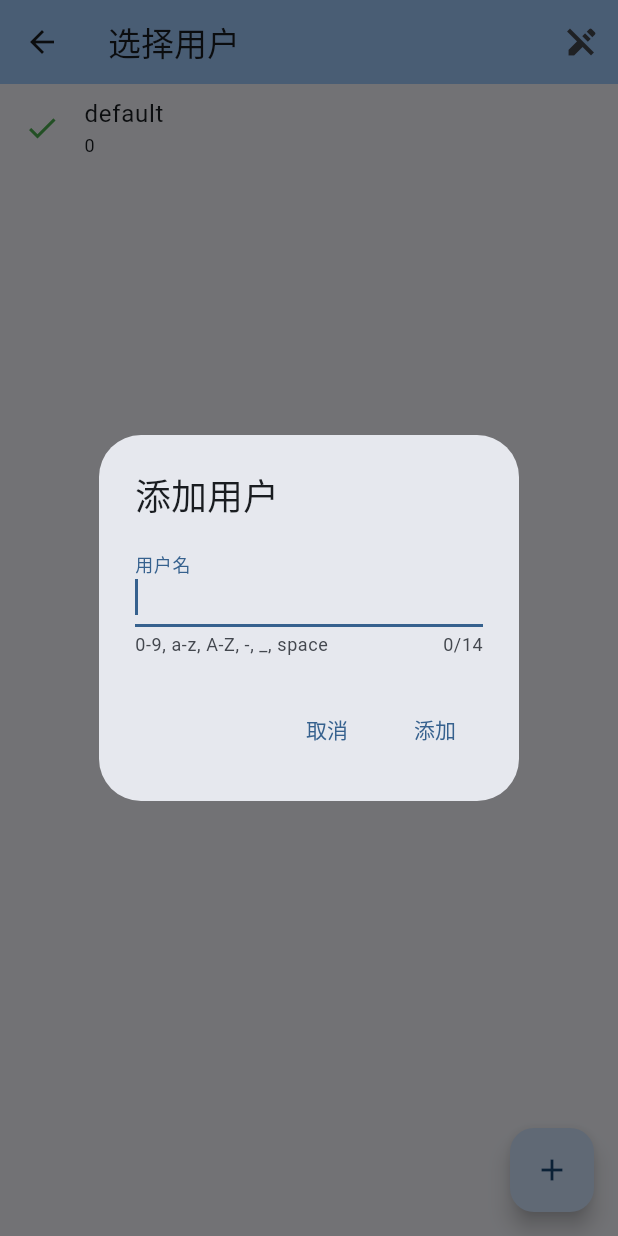
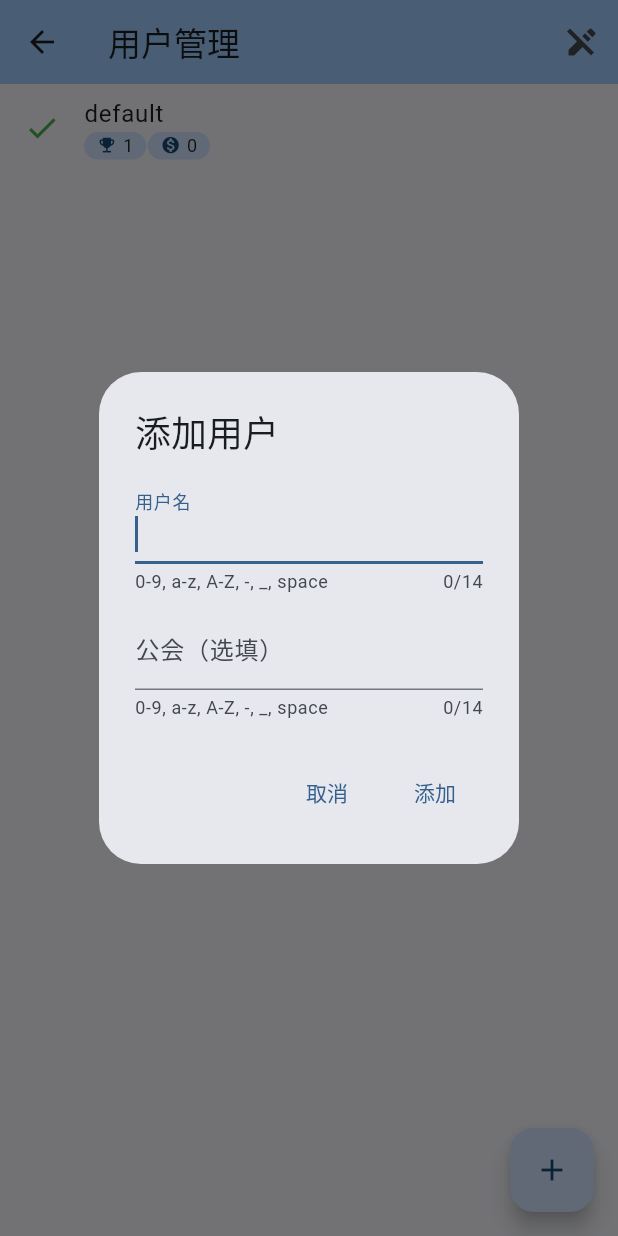
Before and after one commit to FnxAg/grow_castle_calculator_next, a Flutter app: the SelectUserPage screen opened directly, after a tap on the "edit" icon, after a tap on the "add" icon, on a phone screen of 412 x 824 dp. Run offline on Flutter 3.47's test engine with Material 3 defaults, Android fonts, the light colour scheme and no system bars; our stand-ins replace get_it, hive_flutter; missing offline and left inert: flutter_displaymode; accounts and stored records are empty.

Commit message:
feat: 增加通用组件，优化用户管理界面

```diff
--- a/lib/data/store/user_info.dart
+++ b/lib/data/store/user_info.dart
@@ -88,13 +88,39 @@ class InfoStore {
       _data[_currentUserId]?.toMap() ?? UserData.fromMap(defaultUserData[0]!).toMap();
 
   /// 获取当前用户名称
-  String getCurrentUser() => _currentUser;
+  String getCurrentUsername() => _currentUser;
 
   /// 获取当前用户 ID
   int getCurrentUserId() => _currentUserId;
 
   /// 获取当前用户公会
   String getCurrentUserGuild() => _guild;
+
+  /// 获取指定用户的公会
+  String getUserGuild(String username) {
+    final userId = getUserId(username);
+    if (userId == -1) {
+      throw ArgumentError('User not found');
+    }
+    return _data[userId]?.guild ?? '';
+  }
+
+  /// 设置指定用户的公会（跨用户操作；为当前用户时同步内存态并落盘）
+  void setUserGuild(String username, String guild) {
+    final userId = getUserId(username);
+    if (userId == -1) {
+      throw ArgumentError('User not found');
+    }
+    final userData = _data[userId];
+    if (userData == null || userData.guild == guild) {
+      return;
+    }
+    userData.guild = guild;
+    if (userId == _currentUserId) {
+      _guild = guild;
+    }
+    _persistUser(userId);
+  }
 
   /// 获取所有用户名称
   List<String> getAllUsernames() => _userIds.keys.toList();
@@ -280,7 +306,7 @@ class InfoStore {
   }
 
   /// 创建新用户
-  void createUser(String username) {
+  void createUser(String username, {String guild = ''}) {
     if (username.isEmpty) {
       throw ArgumentError('Username cannot be empty');
     }
@@ -289,7 +315,7 @@ class InfoStore {
     }
     final newUserId = _nextUserId++;
 
-    _registerUser(newUserId, UserData(username: username, cardIds: [1, 2], applyFlags: {1: true, 2: true}));
+    _registerUser(newUserId, UserData(username: username, cardIds: [1, 2], applyFlags: {1: true, 2: true}, guild: guild));
     _persistUser(newUserId);
     _persistMeta();
 
@@ -365,20 +391,6 @@ class InfoStore {
     }
   }
 
-  /// 返回当前用户的条目 ID 列表
-  List<int> getCardIds() => _cardIds;
-
-  /// 设置当前条目的应用标志
-  void setApplyFlag(int id, bool value) {
-    _addCard(id);
-    _applyFlags[id] = value;
-    _recalc();
-    updateData(_currentUser);
-  }
-
-  /// 获取当前条目的应用标志
-  bool getApplyFlag(int id) => _applyFlags[id] ?? true;
-
   /// 修改当前用户联网查询设置
   void setOnlineQuery(int id, bool value) {
     _addCard(id);
@@ -389,27 +401,6 @@ class InfoStore {
 
   /// 获取当前用户联网查询设置状态
   bool getOnlineQuery() => _onlineQuery;
-
-  /// 设置当前条目的名称
-  void setTextValue(int id, String value) {
-    _addCard(id);
-    _textValues[id] = value;
-    updateData(_currentUser);
-  }
-
-  /// 获取当前条目的名称
-  String getTextValue(int id) => _textValues[id] ?? '';
-
-  /// 设置当前条目的等级
-  void setNumberValue(int id, String value) {
-    _addCard(id);
-    _numberValues[id] = value;
-    _setUnitGold(id, value.isEmpty ? 0 : int.tryParse(value) ?? 0);
-    updateData(_currentUser);
-  }
-
-  /// 获取当前条目的等级
-  String getNumberValue(int id) => _numberValues[id] ?? '';
 
   /// 重新计算并通知 UI
   /// 仅累加启用单位（applyFlag != false）的金币，未启用的 unitGold 保留但不计入汇总
@@ -427,6 +418,41 @@ class InfoStore {
     gpCNNotifier.value = _gpCN;
   }
 
+  /// 获取当前用户的条目 ID 列表
+  List<int> getCardIds() => _cardIds;
+
+  /// 获取当前条目的应用标志
+  bool getApplyFlag(int id) => _applyFlags[id] ?? true;
+
+  /// 设置当前条目的应用标志
+  void setApplyFlag(int id, bool value) {
+    _addCard(id);
+    _applyFlags[id] = value;
+    _recalc();
+    updateData(_currentUser);
+  }
+
+  /// 获取当前条目的名称
+  String getTextValue(int id) => _textValues[id] ?? '';
+
+  /// 设置当前条目的名称
+  void setTextValue(int id, String value) {
+    _addCard(id);
+    _textValues[id] = value;
+    updateData(_currentUser);
+  }
+
+  /// 获取当前条目的等级
+  String getNumberValue(int id) => _numberValues[id] ?? '';
+
+  /// 设置当前条目的等级
+  void setNumberValue(int id, String value) {
+    _addCard(id);
+    _numberValues[id] = value;
+    _setUnitGold(id, value.isEmpty ? 0 : int.tryParse(value) ?? 0);
+    updateData(_currentUser);
+  }
+
   /// 设置当前条目的金币
   void _setUnitGold(int id, int value) {
     _addCard(id);
@@ -435,22 +461,40 @@ class InfoStore {
     // 持久化统一由 setNumberValue 末尾的 updateData 负责（防抖落盘）
   }
 
-  /// 获取当前波数
-  int getWave() => _wave;
+  /// 获取当前用户总波数
+  int getCurrentUserWave() => _wave;
 
-  /// 获取当前赛季波数
-  int getSeasonWave() => _seasonWave;
+  /// 获取指定用户总波数
+  int getUserWave(String username) {
+    final userId = getUserId(username);
+    if (userId == -1) {
+      throw ArgumentError('User not found');
+    }
+    return _data[userId]?.wave ?? 1;
+  }
 
-  /// 设置当前波数
-  void setWave(int wave) {
+  /// 设置当前用户总波数
+  void setUserWave(int wave) {
     _wave = wave;
     _recalc();
     waveNotifier.value = _wave;
     _saveCurrentState();
   }
 
-  /// 设置当前赛季波数
-  void setSeasonWave(int seasonWave) {
+  /// 获取当前用户赛季波数
+  int getCurrentUserSeasonWave() => _seasonWave;
+
+  /// 获取指定用户赛季波数
+  int getUserSeasonWave(String username) {
+    final userId = getUserId(username);
+    if (userId == -1) {
+      throw ArgumentError('User not found');
+    }
+    return _data[userId]?.seasonWave ?? 1;
+  }
+
+  /// 设置当前用户赛季波数
+  void setCurrentUserSeasonWave(int seasonWave) {
     _seasonWave = seasonWave;
     _recalc();
     seasonWaveNotifier.value = _seasonWave;
@@ -474,10 +518,10 @@ class InfoStore {
   }
 
   /// 获取当前条目的金币
-  double getUnitGold(int id) => _unitGold[id] ?? 0.0;
+  double getCurrentUserUnitGold(int id) => _unitGold[id] ?? 0.0;
 
-  /// 获取总经济
-  double getTotalGold(String username) {
+  /// 获取指定用户总经济
+  double getUserTotalGold(String username) {
     final userId = getUserId(username);
     if (userId == -1) {
       throw ArgumentError('User not found');
@@ -499,7 +543,7 @@ class InfoStore {
     return UserData.fromMap(_data[userId]!.toMap());
   }
 
-  /// 移除当前卡片
+  /// 移除卡片
   void removeCard(int id) {
     // 默认条目不允许删除
     if (id == 1 || id == 2) return;
--- a/lib/view/page/build_gp_page.dart
+++ b/lib/view/page/build_gp_page.dart
@@ -90,7 +90,7 @@ class _FormationCalcPageState extends State<FormationCalcPage> {
     _lastQueryAt = now;
     setState(() => _querying = true);
 
-    final name = Stores.infoStore.getCurrentUser();
+    final name = Stores.infoStore.getCurrentUsername();
     final result = await PlayerApiService.query(name);
 
     if (!mounted) return;
@@ -245,7 +245,7 @@ class _FormationCalcPageState extends State<FormationCalcPage> {
                             TextButton(
                               onPressed: () {
                                 final wave = int.tryParse(waveController.text) ?? 1;
-                                Stores.infoStore.setWave(wave);
+                                Stores.infoStore.setUserWave(wave);
                                 Navigator.of(context).pop();
                               },
                               child: const Text('保存'),
@@ -344,7 +344,7 @@ class _FormationCalcPageState extends State<FormationCalcPage> {
                             TextButton(
                               onPressed: () {
                                 final seasonWave = int.tryParse(seasonWaveController.text) ?? 0;
-                                Stores.infoStore.setSeasonWave(seasonWave);
+                                Stores.infoStore.setCurrentUserSeasonWave(seasonWave);
                                 Navigator.of(context).pop();
                               },
                               child: const Text('保存'),
--- a/lib/view/page/select_user.dart
+++ b/lib/view/page/select_user.dart
@@ -4,6 +4,7 @@ import 'package:flutter/material.dart';
 import 'package:grow_castle_calculator_next/core/extension/num.dart';
 import 'package:grow_castle_calculator_next/data/res/store.dart';
 import 'package:grow_castle_calculator_next/data/store/user_info.dart';
+import 'package:grow_castle_calculator_next/view/widget/pill_chip.dart';
 import 'package:grow_castle_calculator_next/view/widget/unit_summary_sheet.dart';
 import 'package:grow_castle_calculator_next/view/widget/username_textfield.dart';
 
@@ -20,11 +21,11 @@ class _SelectUserPageState extends State<SelectUserPage> {
   @override
   Widget build(BuildContext context) {
     final InfoStore infoStore = Stores.infoStore;
-    final List<String> usernames = infoStore.getAllUsernames();
+    final List<String> userList = infoStore.getAllUsernames();
 
     return Scaffold(
       appBar: AppBar(
-        title: const Text('选择用户'),
+        title: const Text('用户管理'),
         backgroundColor: Theme.of(context).colorScheme.inversePrimary,
         actions: [
           IconButton(
@@ -40,9 +41,10 @@ class _SelectUserPageState extends State<SelectUserPage> {
         ],
       ),
       body: ListView.builder(
-        itemCount: usernames.length,
+        itemCount: userList.length,
         itemBuilder: (ctx, index) {
-          final String userId = usernames[index];
+          final String username = userList[index];
+          final String guild = infoStore.getUserGuild(username);
           return ListTile(
             title: Row(
               children: [
@@ -51,25 +53,62 @@ class _SelectUserPageState extends State<SelectUserPage> {
                     crossAxisAlignment: CrossAxisAlignment.start,
                     mainAxisSize: MainAxisSize.min,
                     children: [
-                      Text(userId),
-                      Text(
-                        infoStore.getTotalGold(userId).format(fractionDigits: 0),
+                      // 用户名 + 公会徽标（无公会的用户不显示）
+                      Wrap(
+                        spacing: 8.0,
+                        crossAxisAlignment: WrapCrossAlignment.center,
+                        children: [
+                          Text(username),
+                          if (guild.isNotEmpty)
+                            PillChip(
+                              text: Text(
+                                guild,
+                                style: const TextStyle(
+                                  fontSize: 11.0,
+                                  fontWeight: FontWeight.w600,
+                                ),
+                              ),
+                              // icon: Icons.groups,
+                            ),
+                        ],
+                      ),
+                      Row(
+                        children: [
+                          PillChip(
+                            text: Text(
+                              infoStore.getUserWave(username).format(),
                               style: TextStyle(
                                 fontSize: 12.0,
                                 color: Theme.of(context).textTheme.bodySmall?.color,
                               ),
                             ),
+                            icon: Icons.emoji_events,
+                          ),
+                          const SizedBox(width: 1.0),
+                          PillChip(
+                            text: Text(
+                              infoStore.getUserTotalGold(username).formatCompact(fractionDigits: 3, english: true),
+                              style: TextStyle(
+                                fontSize: 12.0,
+                                color: Theme.of(context).textTheme.bodySmall?.color,
+                              ),
+                            ),
+                            icon: Icons.monetization_on,
+                          ),
+                        ],
+                      ),
+
                     ],
                   ),
                 ),
               ],
             ),
-            leading: infoStore.getCurrentUser() == userId
+            leading: infoStore.getCurrentUsername() == username
                 ? const Icon(Icons.check, color: Colors.green)
                 : const SizedBox(width: 24.0),
             trailing: !_settingState
                 ? null
-                : infoStore.getUserId(userId) == 0
+                : infoStore.getUserId(username) == 0
                     ? null
                     : Row(
                       // 必须收缩到内容宽度：默认 max 会占满整行触发 ListTile 断言
@@ -77,18 +116,18 @@ class _SelectUserPageState extends State<SelectUserPage> {
                       children: [
                         IconButton(
                           icon: const Icon(Icons.edit),
-                          onPressed: switch (infoStore.getUserId(userId)) {
+                          onPressed: switch (infoStore.getUserId(username)) {
                             0 => () {
                               ScaffoldMessenger.of(context).showSnackBar(
                                 const SnackBar(content: Text('默认用户不可重命名')),
                               );
                             },
-                            _ => () => _showRenameDialog(infoStore, userId),
+                            _ => () => _showRenameDialog(infoStore, username),
                           },
                         ),
                         IconButton(
                           icon: const Icon(Icons.delete, color: Colors.red),
-                          onPressed: switch (infoStore.getUserId(userId)) {
+                          onPressed: switch (infoStore.getUserId(username)) {
                             0 => () {
                               ScaffoldMessenger.of(context).showSnackBar(
                                 const SnackBar(content: Text('默认用户不可删除')),
@@ -99,7 +138,7 @@ class _SelectUserPageState extends State<SelectUserPage> {
                                 context: context,
                                 builder: (context) => _DeleteUserDialog(
                                   infoStore: infoStore,
-                                  userId: userId,
+                                  userId: username,
                                   onDeleted: () => setState(() {}),
                                 ),
                               );
@@ -109,19 +148,19 @@ class _SelectUserPageState extends State<SelectUserPage> {
                       ],
                     ),
             onTap: () {
-              infoStore.setCurrentUser(userId);
+              infoStore.setCurrentUser(username);
               Navigator.pop(context);
             },
             // 长按查看该用户的单位汇总（任意用户均可用，含默认用户）
             onLongPress: () {
-              final data = infoStore.getUserData(userId);
+              final data = infoStore.getUserData(username);
               if (data == null) {
                 ScaffoldMessenger.of(context).showSnackBar(
-                  SnackBar(content: Text('未找到用户「$userId」的数据')),
+                  SnackBar(content: Text('未找到用户「$username」的数据')),
                 );
                 return;
               }
-              showUnitSummarySheet(context, username: userId, data: data);
+              showUnitSummarySheet(context, username: username, data: data);
             },
           );
         },
@@ -136,12 +175,24 @@ class _SelectUserPageState extends State<SelectUserPage> {
   /// 添加用户对话框
   void _showAddUserDialog() {
     final controller = TextEditingController();
+    final guildController = TextEditingController();
     showDialog(
       context: context,
       builder: (context) {
         return AlertDialog(
           title: const Text('添加用户'),
-          content: UsernameTextField(controller: controller),
+          content: Column(
+            mainAxisSize: MainAxisSize.min,
+            children: [
+              UsernameTextField(controller: controller),
+              const SizedBox(height: 8.0),
+              UsernameTextField(
+                controller: guildController,
+                labelText: '公会（选填）',
+                autofocus: false,
+              ),
+            ],
+          ),
           actions: [
             TextButton(
               onPressed: () {
@@ -154,7 +205,10 @@ class _SelectUserPageState extends State<SelectUserPage> {
                 final username = controller.text.trim();
                 if (username.isNotEmpty) {
                   try {
-                    Stores.infoStore.createUser(username);
+                    Stores.infoStore.createUser(
+                      username,
+                      guild: guildController.text.trim(),
+                    );
                     Stores.infoStore.setCurrentUser(username);
                     setState(() {});
                   } catch (e) {
@@ -173,16 +227,31 @@ class _SelectUserPageState extends State<SelectUserPage> {
     );
   }
 
-  /// 重命名用户对话框（默认用户不可重命名，由调用方拦截）
-  void _showRenameDialog(InfoStore infoStore, String userId) {
+  /// 编辑用户对话框：修改用户名与公会（默认用户不可编辑，由调用方拦截）
+  void _showRenameDialog(InfoStore infoStore, String username) {
     showDialog(
       context: context,
       builder: (context) {
         final TextEditingController controller =
-            TextEditingController(text: userId);
+            TextEditingController(text: username);
+        final TextEditingController guildController =
+            TextEditingController(
+          text: infoStore.getUserGuild(username),
+        );
         return AlertDialog(
-          title: const Text('编辑用户名'),
-          content: UsernameTextField(controller: controller),
+          title: const Text('编辑用户'),
+          content: Column(
+            mainAxisSize: MainAxisSize.min,
+            children: [
+              UsernameTextField(controller: controller),
+              const SizedBox(height: 8.0),
+              UsernameTextField(
+                controller: guildController,
+                labelText: '公会',
+                autofocus: false,
+              ),
+            ],
+          ),
           actions: [
             TextButton(
               onPressed: () {
@@ -193,15 +262,23 @@ class _SelectUserPageState extends State<SelectUserPage> {
             TextButton(
               onPressed: () {
                 final String newUsername = controller.text.trim();
-                if (newUsername.isNotEmpty && newUsername != userId) {
+                final String newGuild = guildController.text.trim();
+                // 改名前先取旧公会：改名后旧用户名将失效
+                final String oldGuild =
+                    infoStore.getUserData(username)?.guild ?? '';
+                final bool renamed = newUsername.isNotEmpty && newUsername != username;
                 try {
-                    infoStore.renameUser(userId, newUsername);
+                  if (renamed) {
+                    infoStore.renameUser(username, newUsername);
+                  }
+                  if (newGuild != oldGuild) {
+                    infoStore.setUserGuild(renamed ? newUsername : username, newGuild);
+                  }
                   setState(() {});
                 } catch (e) {
                   ScaffoldMessenger.of(context).showSnackBar(
                     SnackBar(content: Text(e.toString())),
                   );
-                  }
                 }
                 Navigator.of(context).pop();
               },
--- a/lib/view/tab/home_tab.dart
+++ b/lib/view/tab/home_tab.dart
@@ -38,7 +38,7 @@ class _HomeTabState extends State<HomeTab> {
               valueListenable: Stores.infoStore.lastOnlineNotifier,
               builder: (context, lastOnline, _) {
                 return Text(
-                  '${Stores.infoStore.getCurrentUser()}'
+                  '${Stores.infoStore.getCurrentUsername()}'
                   '${lastOnline.isEmpty ? '' : '（$lastOnline）'}',
                   style: const TextStyle(fontSize: 12.0),
                 );
@@ -66,7 +66,7 @@ class _HomeTabState extends State<HomeTab> {
       ),
       // 切换用户后用户名变化 → key 变化 → 页面整体重建（控制器/焦点随之释放）
       body: KeyedSubtree(
-        key: ValueKey(Stores.infoStore.getCurrentUser()),
+        key: ValueKey(Stores.infoStore.getCurrentUsername()),
         child: page.builder(context),
       ),
     );
--- /dev/null
+++ b/lib/view/widget/pill_chip.dart
@@ -0,0 +1,60 @@
+import 'package:flutter/material.dart';
+
+/// 通用胶囊徽标：主题色圆角胶囊 + 可选前置图标 + 文本内容。
+///
+/// - [text]：内容文本（[Text] 类型，样式由调用方控制）；未显式指定颜色时
+///   使用胶囊前景色；胶囊的内边距与图标大小以文本实际字号为基准自适应缩放；
+/// - [icon]：前置图标，不传则不显示；
+/// - [backgroundColor]：背景色，默认使用主题 [ColorScheme.primaryContainer]；
+///   自定义背景色时前景自动按背景亮度取黑白，保证对比度。
+class PillChip extends StatelessWidget {
+  const PillChip({
+    super.key,
+    required this.text,
+    this.icon,
+    this.backgroundColor,
+  });
+
+  final Text text;
+  final IconData? icon;
+  final Color? backgroundColor;
+
+  @override
+  Widget build(BuildContext context) {
+    final scheme = Theme.of(context).colorScheme;
+    final Color bg = backgroundColor ?? scheme.primaryContainer;
+    final Color fg = backgroundColor == null
+        ? scheme.onPrimaryContainer
+        : ThemeData.estimateBrightnessForColor(bg) == Brightness.dark
+            ? Colors.white
+            : Colors.black87;
+
+    // 以文本实际字号为基准：内边距、图标大小、间距随内容自适应缩放
+    final double fontSize =
+        DefaultTextStyle.of(context).style.merge(text.style).fontSize ?? 14.0;
+
+    return Container(
+      padding: EdgeInsets.symmetric(
+        horizontal: fontSize * 0.72,
+        vertical: fontSize * 0.18,
+      ),
+      decoration: BoxDecoration(
+        color: bg,
+        // 大圆角形成胶囊形
+        borderRadius: BorderRadius.circular(999.0),
+      ),
+      child: Row(
+        mainAxisSize: MainAxisSize.min,
+        children: [
+          if (icon != null) Icon(icon, size: fontSize * 1.1, color: fg),
+          if (icon != null) SizedBox(width: fontSize * 0.36),
+          // 前景色作为兜底：调用方 Text 显式指定颜色时优先使用
+          DefaultTextStyle(
+            style: TextStyle(color: fg),
+            child: text,
+          ),
+        ],
+      ),
+    );
+  }
+}
--- a/lib/view/widget/username_textfield.dart
+++ b/lib/view/widget/username_textfield.dart
@@ -1,10 +1,24 @@
 import 'package:flutter/material.dart';
 import 'package:flutter/services.dart';
 
+/// 用户名/公会等短文本输入框：共用同一套输入约束
+/// （单行、≤14 字符、仅允许 0-9 a-z A-Z - _ 空格），
+/// 通过 [labelText]/[helperText] 区分用途。
 class UsernameTextField extends StatelessWidget {
-  const UsernameTextField({super.key, required this.controller});
+  const UsernameTextField({
+    super.key,
+    required this.controller,
+    this.labelText = '用户名',
+    this.helperText = '0-9, a-z, A-Z, -, _, space',
+    this.autofocus = true,
+  });
 
   final TextEditingController controller;
+  final String labelText;
+  final String helperText;
+
+  /// 弹窗中多个输入框同时使用时，仅第一个保持自动聚焦
+  final bool autofocus;
 
   @override
   Widget build(BuildContext context) {
@@ -13,13 +27,13 @@ class UsernameTextField extends StatelessWidget {
       maxLines: 1,
       maxLength: 14,
       maxLengthEnforcement: MaxLengthEnforcement.enforced,
-      autofocus: true,
+      autofocus: autofocus,
       inputFormatters: [
         FilteringTextInputFormatter.allow(RegExp(r'[a-zA-Z0-9-_ ]')),
       ],
-      decoration: const InputDecoration(
-        labelText: '用户名',
-        helperText: '0-9, a-z, A-Z, -, _, space',
+      decoration: InputDecoration(
+        labelText: labelText,
+        helperText: helperText,
       ),
     );
   }
```
Lines whose indentation alone changed are shown as unchanged.
